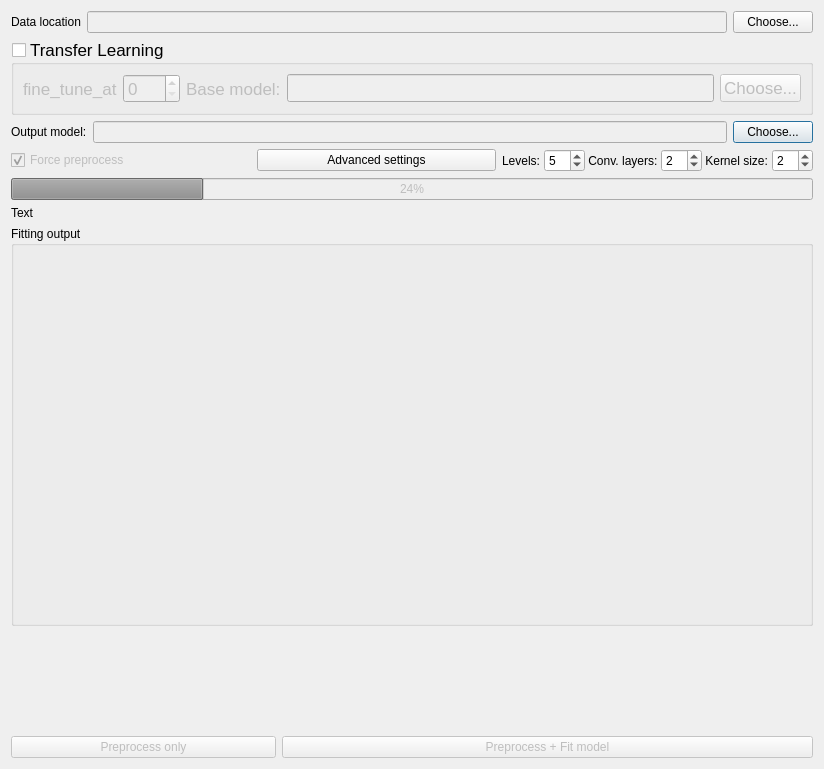
Div123-star/Thesis_Dafne, file dafne-models/src/dafne_models/ui/ModelTrainer.ui: the form before one commit.
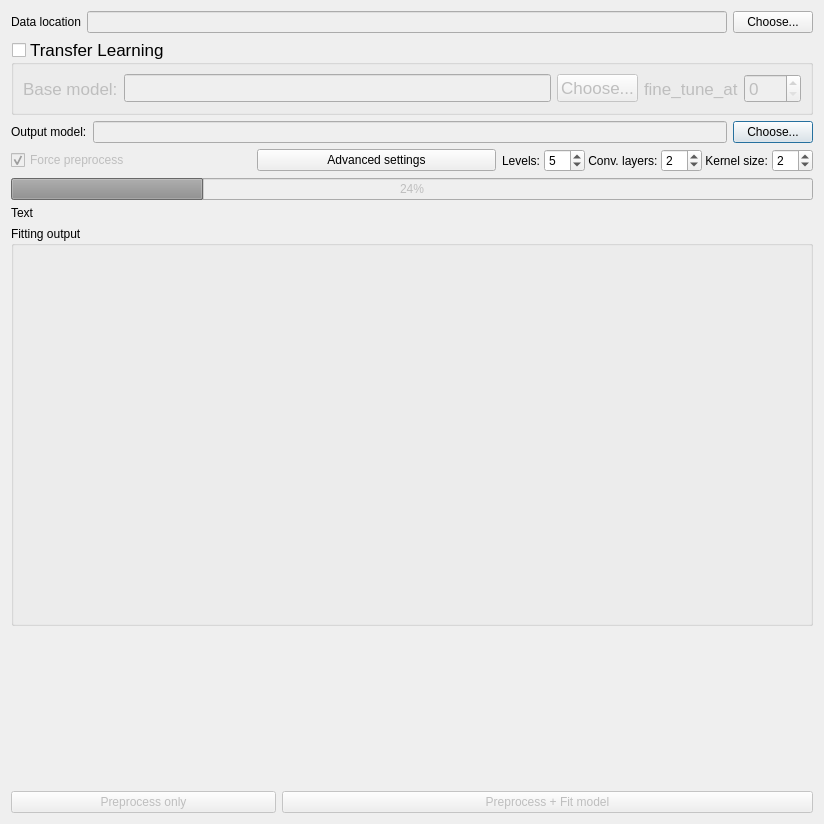
The form after the commit.

Commit message: change the position of fine_tune_at

```diff
--- a/dafne-models/src/dafne_models/ui/ModelTrainer.ui
+++ b/dafne-models/src/dafne_models/ui/ModelTrainer.ui
@@ -7,7 +7,7 @@
     <x>0</x>
     <y>0</y>
     <width>824</width>
-    <height>769</height>
+    <height>824</height>
    </rect>
   </property>
   <property name="windowTitle">
@@ -67,20 +67,6 @@
      <layout class="QVBoxLayout" name="verticalLayout_2">
       <item>
        <layout class="QHBoxLayout" name="horizontalLayout_6">
-        <item>
-         <widget class="QLabel" name="fine_tune_label">
-          <property name="text">
-           <string>fine_tune_at</string>
-          </property>
-         </widget>
-        </item>
-        <item>
-         <widget class="QSpinBox" name="fine_tune_at_spinBox">
-          <property name="maximum">
-           <number>300</number>
-          </property>
-         </widget>
-        </item>
         <item>
          <widget class="QLabel" name="label_6">
           <property name="text">
@@ -114,6 +100,20 @@
           </property>
          </widget>
         </item>
+        <item>
+         <widget class="QLabel" name="fine_tune_label">
+          <property name="text">
+           <string>fine_tune_at</string>
+          </property>
+         </widget>
+        </item>
+        <item>
+         <widget class="QSpinBox" name="fine_tune_at_spinBox">
+          <property name="maximum">
+           <number>300</number>
+          </property>
+         </widget>
+        </item>
        </layout>
       </item>
      </layout>
```
Left out of the diff: 2 changed lines with no effect on the pictures. The commit also changes 2 other files.
